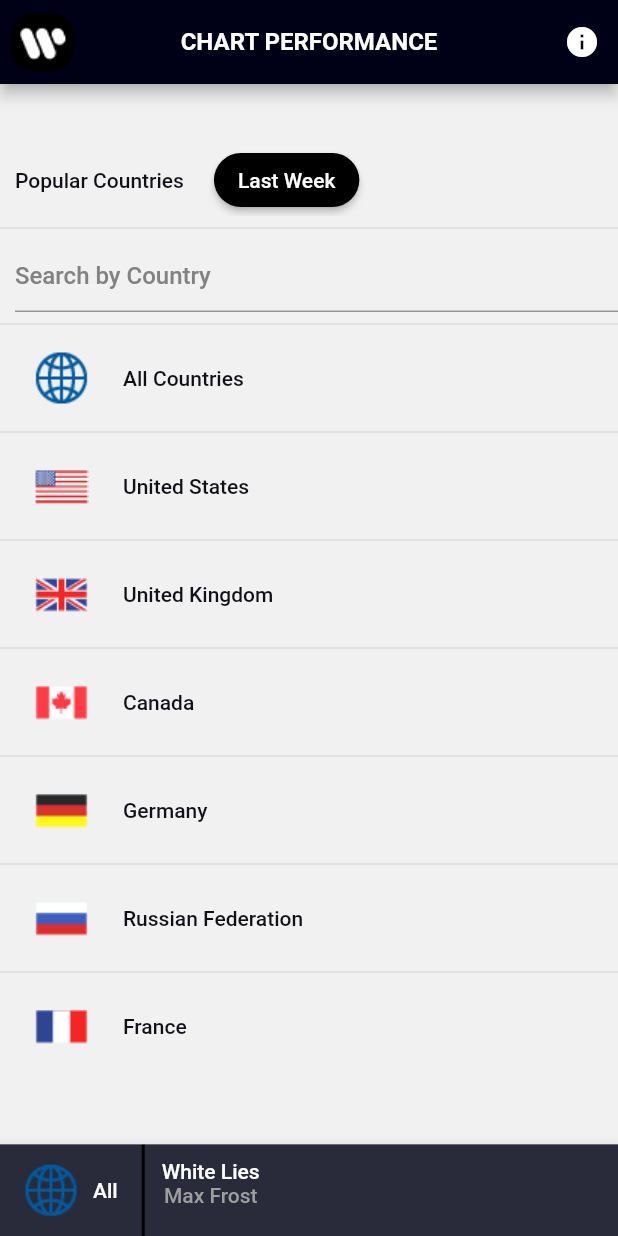
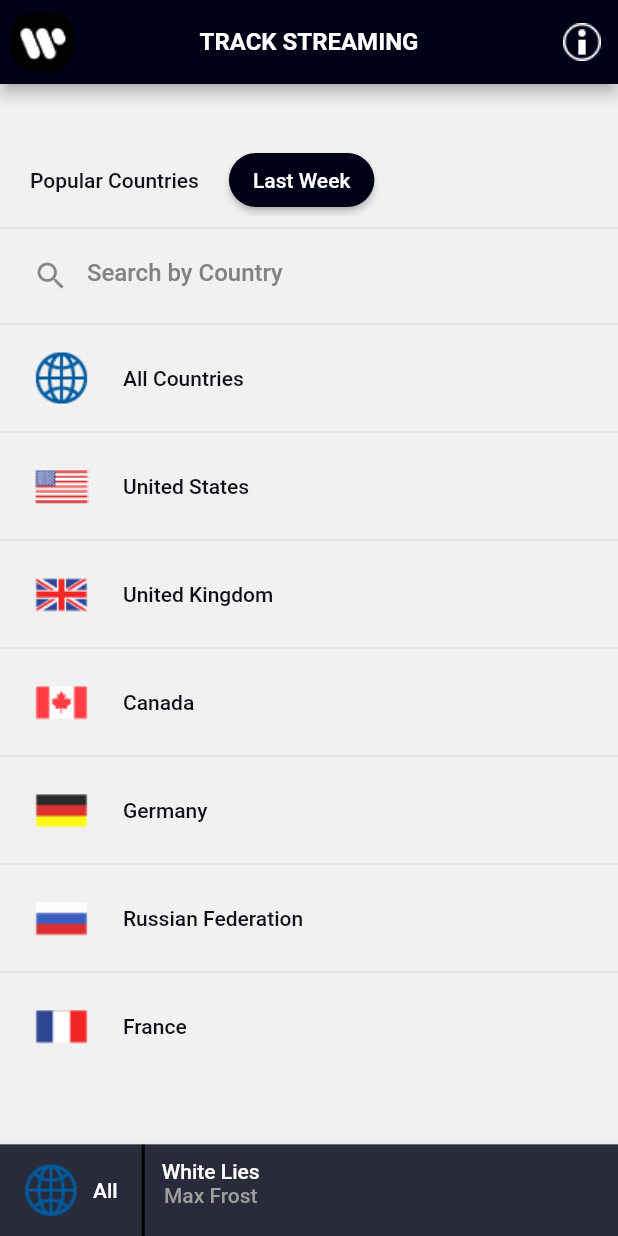
Before and after one commit to rs00332862/WMG_Demo, a Flutter app: the screen it shows after launch, after a tap on "All", on a phone screen of 412 x 824 dp. Run offline on Flutter 3.47's test engine with Material 2 defaults, Android fonts, the phone set to English and light mode, and no system bars; our stand-ins replace charts_flutter, page_transition; Roboto replaces fonts that are missing (Helvetica).

Commit message:
Made changes related to fonts

```diff
--- a/lib/constant.dart
+++ b/lib/constant.dart
@@ -23,6 +23,10 @@ const kTextColorGrey = Color(0xFFBBBBBB);
 const kCountryNameTextColorBlack = Color(0xFF111018);
 const kCountrySearchHintColorGrey = Color(0xFF828282);
 const kCountryListPageTitleColoreWhite = Color(0xFFFFFFFF);
+const kCountryListPageBackgroundGrey = Color(0xFFF2F2F2);
+const kCountryListPageAppBarBackground = Color(0xFF000116);
+const kCountryListPageUnselectedTabBackground = Color(0xFF292B3A);
+
 
 const kBorderRadius = 10.0;
 const kJobItemBorderRadius = 5.0;
--- a/lib/country_list_screen.dart
+++ b/lib/country_list_screen.dart
@@ -7,21 +7,21 @@ class CountryListScreen extends StatelessWidget {
   Widget build(BuildContext context) {
     return MaterialApp(
         theme: ThemeData(
-          //fontFamily: 'OpenSans',
           fontFamily: 'Helvetica',
-          primaryColor: kGreyBackground,
+          primaryColor: kCountryListPageBackgroundGrey,
           accentColor: kAccentColor,
           scaffoldBackgroundColor: kGreyBackground,
           visualDensity: VisualDensity.adaptivePlatformDensity,
         ),
         home: Scaffold(
             appBar: AppBar(
-              title: Text('CHART PERFORMANCE', style: kCountryListPageTitleStyleWhite(),),
+              title: Text('TRACK STREAMING', style: kCountryListPageTitleStyleWhite(),),
               centerTitle: true,
-              backgroundColor: kMainBackgroundColor,
+              backgroundColor: kCountryListPageAppBarBackground,
               leading: Image(image: AssetImage('images/wmg.png')),
               actions: [
-                IconButton(icon: Icon(Icons.info, color: Colors.white,))
+                IconButton(
+                  icon: Image(image: AssetImage('images/info.png')), onPressed: null,)
               ],
             ),
             body: getListViewPage()
@@ -39,7 +39,7 @@ class CountryListScreen extends StatelessWidget {
           mainAxisAlignment: MainAxisAlignment.start,
           children: [
             SizedBox(
-              width: 10.0,
+              width: 20.0,
             ),
             Text('Popular Countries', style: kCountryNameTextStyleBlack(),),
             SizedBox(
@@ -47,7 +47,7 @@ class CountryListScreen extends StatelessWidget {
             ),
             RaisedButton(
               textColor: Colors.white,
-              color: Colors.black,
+              color: kCountryListPageAppBarBackground,
               child: Text("Last Week"),
               onPressed: () {},
               shape: new RoundedRectangleBorder(
@@ -102,9 +102,6 @@ class ListSearchState extends State<ListSearch> {
     ),
   ];
 
-  // Copy Main List into New List.
-  //List<String> newDataList = List.from(mainDataList);
-
   List<Country> newDataList = List.from(countryList);
 
   onItemChanged(String value) {
@@ -143,6 +140,8 @@ class ListSearchState extends State<ListSearch> {
             child: TextField(
               controller: _textController,
               decoration: InputDecoration(
+                  prefixIcon: Icon(Icons.search),
+                  border: InputBorder.none,
                   hintText: 'Search by Country',
                   hintStyle: kCountrySearchHintStyleGrey()
               ),
@@ -151,17 +150,7 @@ class ListSearchState extends State<ListSearch> {
           ),
           Divider(),
           Expanded(
-              child: /*ListView(
-              padding: EdgeInsets.all(12.0),
-              children: newDataList.map((data) {
-                return ListTile(
-                  contentPadding: EdgeInsets.all(10.0),
-                  leading: getFlagImage(data.code),
-                  title: Text(data.name, style: kCountryNameTextStyleBlack(),),
-                  onTap: ()=> print(data),);
-              }).toList(),
-            ),*/
-              ListView.separated(
+              child: ListView.separated(
                 itemCount: newDataList.length,
                 itemBuilder: (context, index) {
                   return ListTile(
--- a/lib/track_streaming.dart
+++ b/lib/track_streaming.dart
@@ -120,18 +120,24 @@ class _TrackStreamingState extends State<TrackStreaming> {
         ),
         actions: [
           IconButton(
-              icon: const Icon(
-                Icons.info,
-                color: Colors.white,
-              ),
-              onPressed: null)
+            icon: Image(image: AssetImage('images/info.png')), onPressed: null,)
         ],
       ),
       body: Column(
         children: [
           Padding(
-            padding: const EdgeInsets.fromLTRB(80, 20, 80, 0),
-            child: Expanded(child: currentServiceSelection()),
+              padding: const EdgeInsets.fromLTRB(80, 20, 80, 0),
+              //child: Expanded(child: currentServiceSelection()),
+              child: RaisedButton(
+                textColor: Colors.white,
+                color: kCountryListPageAppBarBackground,
+                child: Text("All Services",),
+                onPressed: () {},
+                shape: new RoundedRectangleBorder(
+                  borderRadius: new BorderRadius.circular(30.0),
+                  side: BorderSide(color: Colors.white)
+                )
+              ),
           ),
           SizedBox(
             height: 10.0,
@@ -139,7 +145,10 @@ class _TrackStreamingState extends State<TrackStreaming> {
           SafeArea(
             bottom: false,
             child: SizedBox(
-              height: MediaQuery.of(context).size.height - 194 - 95,
+              height: MediaQuery
+                  .of(context)
+                  .size
+                  .height - 194 - 95,
               child: ListView(
                 scrollDirection: Axis.vertical,
                 children: [
@@ -166,10 +175,10 @@ class _TrackStreamingState extends State<TrackStreaming> {
                   ),
                   Container(
                     alignment: Alignment.center,
-                      child: Text(
-                        'Stream + Sources 9/25 - 10/1',
-                        style: grayBoldTextStyle(),
-                      ),
+                    child: Text(
+                      'Stream + Sources 9/25 - 10/1',
+                      style: grayBoldTextStyle(),
+                    ),
                   ),
                   Container(
                     alignment: Alignment.center,
@@ -195,9 +204,6 @@ class _TrackStreamingState extends State<TrackStreaming> {
       ),
     );
   }
-
-
-
 
 
   Widget currentServiceSelection() {
@@ -226,7 +232,8 @@ class BottomRowCell extends StatelessWidget {
 
   final String labelText;
   final String labelValue;
-  BottomRowCell({@required this.labelText,@required this.labelValue});
+
+  BottomRowCell({@required this.labelText, @required this.labelValue});
 
   @override
   Widget build(BuildContext context) {
@@ -240,8 +247,8 @@ class BottomRowCell extends StatelessWidget {
             Text(
               labelText,
               style: TextStyle(
-                color: labelValue == '---'? Colors.grey : Colors.white,
-                fontFamily: 'ProximaNova-Regular',
+                color: labelValue == '---' ? Colors.grey : Colors.white,
+                fontFamily: 'Proxima Nova',
                 fontSize: 18.0,
                 fontWeight: FontWeight.w600,
               ),
@@ -249,8 +256,8 @@ class BottomRowCell extends StatelessWidget {
             Text(
               labelValue,
               style: TextStyle(
-                color: labelValue == '---'? Colors.grey : Colors.white,
-                fontFamily: 'ProximaNova-Regular',
+                color: labelValue == '---' ? Colors.grey : Colors.white,
+                fontFamily: 'Proxima Nova',
                 fontSize: 18.0,
                 fontWeight: FontWeight.w600,
               ),
```
Also changed, not shown: pubspec.yaml (+14 -4 lines), assets/font/ProximaNova-Bold.otf (renamed from assets/font/Proxima Nova Bold.otf), images/info.png (added).
